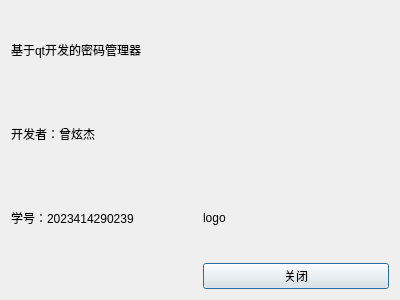
Above: aboutwindow.ui from 23ye/FinalLab before the change. Below: the same form after it.
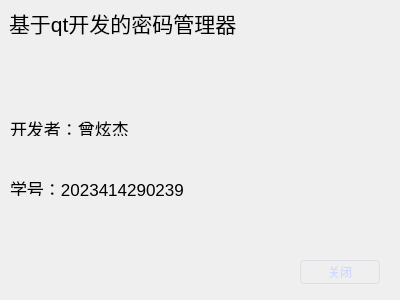
That is the form after the change. Icons and pictures are not drawn.

```diff
--- a/aboutwindow.ui
+++ b/aboutwindow.ui
@@ -13,47 +13,108 @@
   <property name="windowTitle">
    <string>Dialog</string>
   </property>
-  <layout class="QGridLayout" name="gridLayout">
-   <item row="0" column="0">
+  <property name="styleSheet">
+   <string notr="true">QPushButton {
+            border: 1px solid #dcdfe6;
+            border-radius: 4px;
+            padding: 5px 20px;
+            background-color: #fd0d9ff;
+            color: #d0d9ff;
+        }
+        QPushButton:hover {
+            background-color: #909399;
+            color: #ffffff;
+        }</string>
+  </property>
+  <widget class="QLabel" name="label">
+   <property name="geometry">
+    <rect>
+     <x>220</x>
+     <y>70</y>
+     <width>161</width>
+     <height>151</height>
+    </rect>
+   </property>
+   <property name="text">
+    <string/>
+   </property>
+   <property name="pixmap">
+    <pixmap resource="image.qrc">:/img/kisin.jpg</pixmap>
+   </property>
+   <property name="scaledContents">
+    <bool>true</bool>
+   </property>
+  </widget>
     <widget class="QLabel" name="label_2">
+   <property name="geometry">
+    <rect>
+     <x>9</x>
+     <y>9</y>
+     <width>232</width>
+     <height>27</height>
+    </rect>
+   </property>
+   <property name="font">
+    <font>
+     <pointsize>16</pointsize>
+    </font>
+   </property>
      <property name="text">
       <string>基于qt开发的密码管理器</string>
      </property>
     </widget>
-   </item>
-   <item row="1" column="0">
     <widget class="QLabel" name="label_3">
+   <property name="geometry">
+    <rect>
+     <x>10</x>
+     <y>120</y>
+     <width>131</width>
+     <height>16</height>
+    </rect>
+   </property>
+   <property name="font">
+    <font>
+     <pointsize>13</pointsize>
+    </font>
+   </property>
      <property name="text">
       <string>开发者：曾炫杰</string>
      </property>
     </widget>
-   </item>
-   <item row="2" column="0">
-    <widget class="QLabel" name="label_4">
-     <property name="text">
-      <string>学号：2023414290239</string>
-     </property>
-    </widget>
-   </item>
-   <item row="2" column="1">
-    <widget class="QLabel" name="label">
-     <property name="text">
-      <string>logo</string>
-     </property>
-     <property name="scaledContents">
-      <bool>true</bool>
-     </property>
-    </widget>
-   </item>
-   <item row="3" column="1">
     <widget class="QPushButton" name="btnClose">
+   <property name="geometry">
+    <rect>
+     <x>300</x>
+     <y>260</y>
+     <width>80</width>
+     <height>24</height>
+    </rect>
+   </property>
      <property name="text">
       <string>关闭</string>
      </property>
     </widget>
-   </item>
-  </layout>
- </widget>
- <resources/>
+  <widget class="QLabel" name="label_4">
+   <property name="geometry">
+    <rect>
+     <x>10</x>
+     <y>180</y>
+     <width>221</width>
+     <height>16</height>
+    </rect>
+   </property>
+   <property name="font">
+    <font>
+     <pointsize>13</pointsize>
+    </font>
+   </property>
+   <property name="text">
+    <string>学号：2023414290239</string>
+   </property>
+  </widget>
+ </widget>
+ <resources>
+  <include location="image.qrc"/>
+ </resources>
  <connections/>
 </ui>
```
Lines whose indentation alone changed are shown as unchanged.
